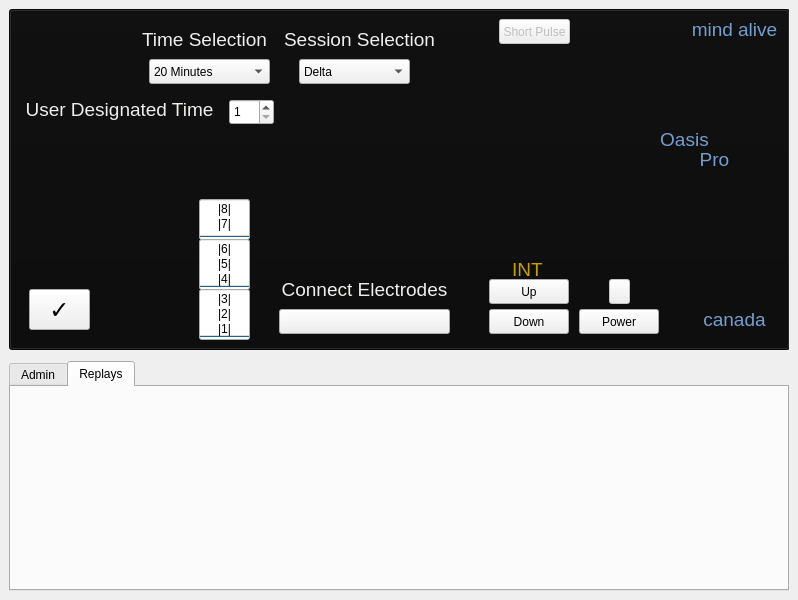
Old version of the form OasisProSim/mainwindow.ui in the repository Cole-Kaufman-1/OasisProSim.
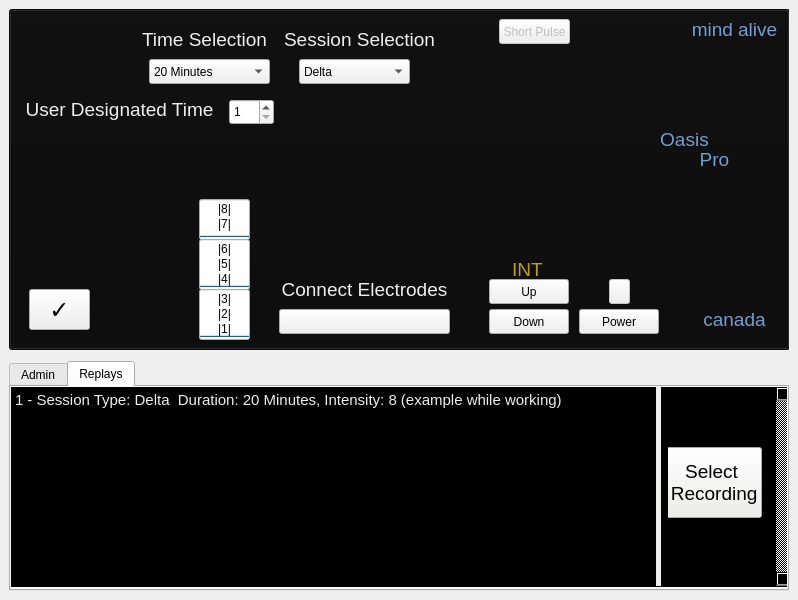
New version of the form. The open tabs and pages were chosen to show the change.

Commit message: Completed tentative UI, moving on to coding next

Diff of the .ui file:
```diff
--- a/OasisProSim/mainwindow.ui
+++ b/OasisProSim/mainwindow.ui
@@ -736,6 +736,151 @@
        <attribute name="title">
         <string>Replays</string>
        </attribute>
+       <widget class="QWidget" name="horizontalLayoutWidget">
+        <property name="geometry">
+         <rect>
+          <x>-1</x>
+          <y>-1</y>
+          <width>781</width>
+          <height>201</height>
+         </rect>
+        </property>
+        <layout class="QHBoxLayout" name="replayTabLayout">
+         <item>
+          <widget class="QScrollArea" name="replayTabScrollArea">
+           <property name="styleSheet">
+            <string notr="true">background-color: rgb(0, 0, 0);</string>
+           </property>
+           <property name="lineWidth">
+            <number>2</number>
+           </property>
+           <property name="verticalScrollBarPolicy">
+            <enum>Qt::ScrollBarAlwaysOn</enum>
+           </property>
+           <property name="horizontalScrollBarPolicy">
+            <enum>Qt::ScrollBarAlwaysOff</enum>
+           </property>
+           <property name="widgetResizable">
+            <bool>true</bool>
+           </property>
+           <widget class="QWidget" name="replayTabScrollAreaWidgetContents">
+            <property name="geometry">
+             <rect>
+              <x>0</x>
+              <y>0</y>
+              <width>763</width>
+              <height>197</height>
+             </rect>
+            </property>
+            <widget class="QWidget" name="verticalLayoutWidget_2">
+             <property name="geometry">
+              <rect>
+               <x>-1</x>
+               <y>-1</y>
+               <width>641</width>
+               <height>201</height>
+              </rect>
+             </property>
+             <layout class="QVBoxLayout" name="replayTabVLayout">
+              <property name="leftMargin">
+               <number>5</number>
+              </property>
+              <property name="topMargin">
+               <number>5</number>
+              </property>
+              <property name="rightMargin">
+               <number>5</number>
+              </property>
+              <property name="bottomMargin">
+               <number>5</number>
+              </property>
+              <item>
+               <widget class="QLabel" name="exampleReplayLabel">
+                <property name="font">
+                 <font>
+                  <pointsize>11</pointsize>
+                 </font>
+                </property>
+                <property name="styleSheet">
+                 <string notr="true">color: rgb(238, 238, 236);</string>
+                </property>
+                <property name="text">
+                 <string>1 - Session Type: Delta  Duration: 20 Minutes, Intensity: 8 (example while working)</string>
+                </property>
+                <property name="wordWrap">
+                 <bool>true</bool>
+                </property>
+               </widget>
+              </item>
+              <item>
+               <spacer name="replayTabSpacer">
+                <property name="orientation">
+                 <enum>Qt::Vertical</enum>
+                </property>
+                <property name="sizeHint" stdset="0">
+                 <size>
+                  <width>20</width>
+                  <height>40</height>
+                 </size>
+                </property>
+               </spacer>
+              </item>
+             </layout>
+            </widget>
+            <widget class="QPushButton" name="selectReplayButton">
+             <property name="geometry">
+              <rect>
+               <x>650</x>
+               <y>60</y>
+               <width>101</width>
+               <height>71</height>
+              </rect>
+             </property>
+             <property name="font">
+              <font>
+               <pointsize>14</pointsize>
+              </font>
+             </property>
+             <property name="styleSheet">
+              <string notr="true">background-color: rgb(238, 238, 236);</string>
+             </property>
+             <property name="text">
+              <string>Select 
+ Recording</string>
+             </property>
+            </widget>
+            <widget class="Line" name="line">
+             <property name="geometry">
+              <rect>
+               <x>637</x>
+               <y>0</y>
+               <width>20</width>
+               <height>201</height>
+              </rect>
+             </property>
+             <property name="font">
+              <font>
+               <pointsize>9</pointsize>
+              </font>
+             </property>
+             <property name="styleSheet">
+              <string notr="true">color: rgb(238, 238, 236);</string>
+             </property>
+             <property name="frameShadow">
+              <enum>QFrame::Plain</enum>
+             </property>
+             <property name="lineWidth">
+              <number>5</number>
+             </property>
+             <property name="orientation">
+              <enum>Qt::Vertical</enum>
+             </property>
+            </widget>
+           </widget>
+          </widget>
+         </item>
+        </layout>
+       </widget>
       </widget>
      </widget>
     </item>
```
Left out of the diff: 97 changed lines with no effect on the pictures.
